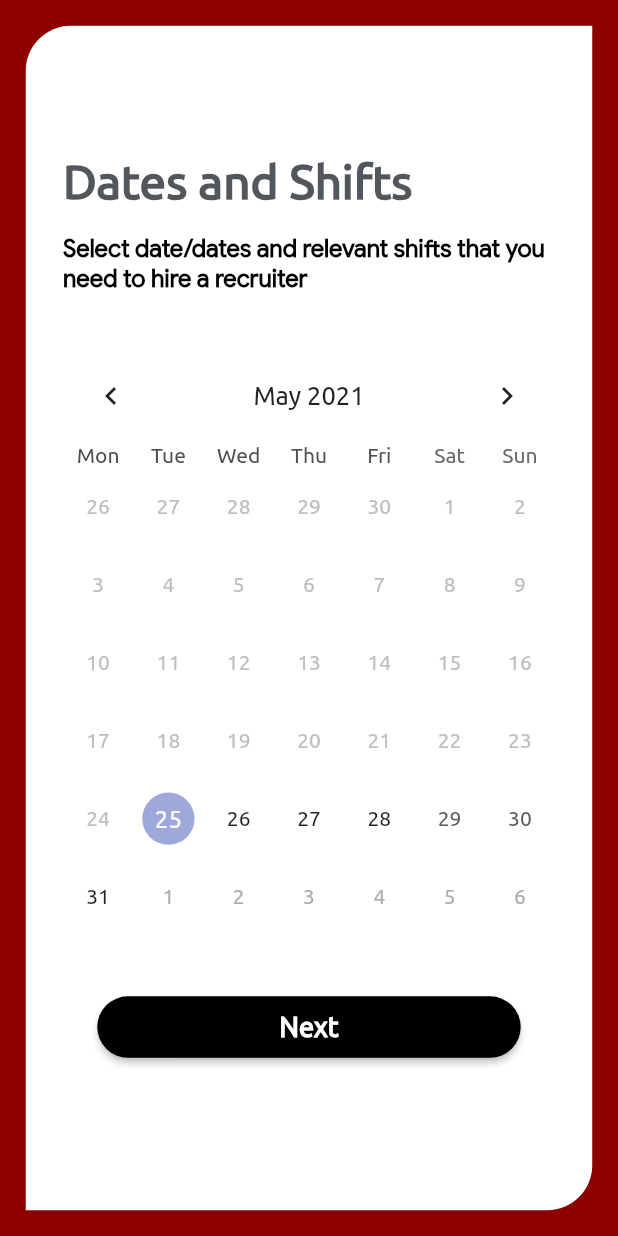
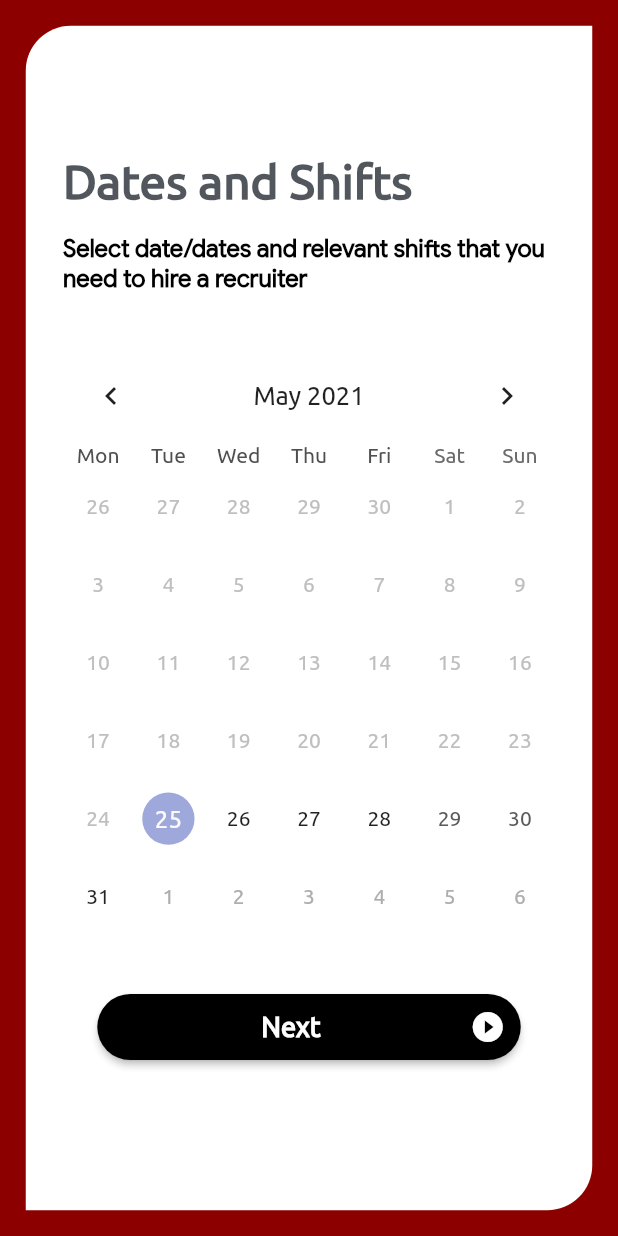
Before and after one commit to dnadawa/Findmee, a Flutter app: the Dates screen opened directly, on a phone screen of 412 x 824 dp. Run offline on Flutter 3.47's test engine with Material 2 defaults, Android fonts, the phone set to English and light mode, and no system bars; drawn by our look-alikes of table_calendar; our stand-ins replace cached_network_image, cloud_firestore, firebase_auth, firebase_core, firebase_storage, flutter_screenutil and 5 more; missing offline and left inert: mailer; accounts and stored records are empty.

Commit message:
UI changes on company side"

```diff
--- a/lib/pop-ups/profile-pop-up.dart
+++ b/lib/pop-ups/profile-pop-up.dart
@@ -265,6 +265,9 @@ class _ProfilePopUpState extends State<ProfilePopUp> {
               Button(
                 color: Color(0xff00C853),
                 text: 'Hire me',
+                image: 'hire.png',
+                imageSize: 80,
+                padding: 0,
                 onclick: () async {
                   SharedPreferences prefs = await SharedPreferences.getInstance();
                   List<String> cart = prefs.getStringList('cart') ?? [];
--- a/lib/screens/book-a-recruit/log-in.dart
+++ b/lib/screens/book-a-recruit/log-in.dart
@@ -24,6 +24,7 @@ class _LogInState extends State<LogIn> {
   TextEditingController email = TextEditingController();
 
   logIn() async {
+    FocusScope.of(context).requestFocus(FocusNode());
     if (email.text.isNotEmpty && password.text.isNotEmpty) {
       ToastBar(text: 'Please wait', color: Colors.orange).show();
       try {
--- a/lib/screens/book-a-recruit/profiles.dart
+++ b/lib/screens/book-a-recruit/profiles.dart
@@ -107,7 +107,7 @@ class _ProfilesState extends State<Profiles> {
                       List datesAndShifts = profiles[i]['datesAndShifts'];
 
                       return Padding(
-                        padding: EdgeInsets.all(ScreenUtil().setHeight(30)),
+                        padding: EdgeInsets.fromLTRB(ScreenUtil().setHeight(30),ScreenUtil().setHeight(30),ScreenUtil().setHeight(30),ScreenUtil().setHeight(20)),
                         child: Container(
                           decoration: BoxDecoration(
                               color: Colors.white,
@@ -138,6 +138,7 @@ class _ProfilesState extends State<Profiles> {
                                         height: ScreenUtil().setHeight(90),
                                         child: Button(
                                           text: 'View my profile',
+                                          image: 'viewProfile.png',
                                           padding: 2,
                                           textSize: ScreenUtil().setSp(40),
                                           color: Color(0xffFA1E0E),
--- a/lib/screens/book-a-recruit/stepper.dart
+++ b/lib/screens/book-a-recruit/stepper.dart
@@ -35,7 +35,6 @@ class _StepperPageState extends State<StepperPage> {
     return SafeArea(
       child: Scaffold(
         appBar: PreferredSize(
-          // preferredSize: AppBar().preferredSize,
           preferredSize: Size(MediaQuery.of(context).size.width,ScreenUtil().setHeight(220)),
           child: ImageStepper(
             activeStep: currentPage,
--- a/lib/widgets/buttons.dart
+++ b/lib/widgets/buttons.dart
@@ -1,4 +1,5 @@
 import 'package:flutter/material.dart';
+import 'package:flutter_screenutil/flutter_screenutil.dart';
 
 import 'custom-text.dart';
 
@@ -11,8 +12,10 @@ class Button extends StatelessWidget {
   final double borderRadius;
   final double textSize;
   final double padding;
+  final String image;
+  final double imageSize;
 
-  const Button({Key key, this.onclick, this.text, this.color: Colors.black, this.borderRadius=40, this.textColor=Colors.white, this.textSize=18, this.padding=10,}) : super(key: key);
+  const Button({Key key, this.onclick, this.text, this.color: Colors.black, this.borderRadius=40, this.textColor=Colors.white, this.textSize=18, this.padding=10, this.image, this.imageSize=50,}) : super(key: key);
 
   @override
   Widget build(BuildContext context) {
@@ -27,7 +30,24 @@ class Button extends StatelessWidget {
             ),
             padding: EdgeInsets.all(padding),
           ),
-          child: CustomText(text: text,size: textSize,color: textColor,),
+          child: Row(
+            mainAxisAlignment: text=='Next'?MainAxisAlignment.spaceBetween:MainAxisAlignment.center,
+            children: [
+              if(text=='Next')
+                SizedBox.shrink(),
+              if(image!=null)
+              SizedBox(
+                height: ScreenUtil().setHeight(imageSize),
+                width: ScreenUtil().setHeight(imageSize),
+                child: Image.asset('assets/images/$image'),
+              ),
+              if(image!=null)
+                SizedBox(width: ScreenUtil().setWidth(30),),
+              CustomText(text: text,size: textSize,color: textColor,),
+              if(text=='Next')
+                Icon(Icons.play_circle_fill)
+            ],
+          ),
         )
     );
   }
```
Also changed, not shown: lib/pop-ups/recieved-pop-up.dart (+4 -3 lines), lib/screens/book-a-recruit/dates.dart (+9 -7 lines), assets/images/hire.png (added), assets/images/viewProfile.png (added).
